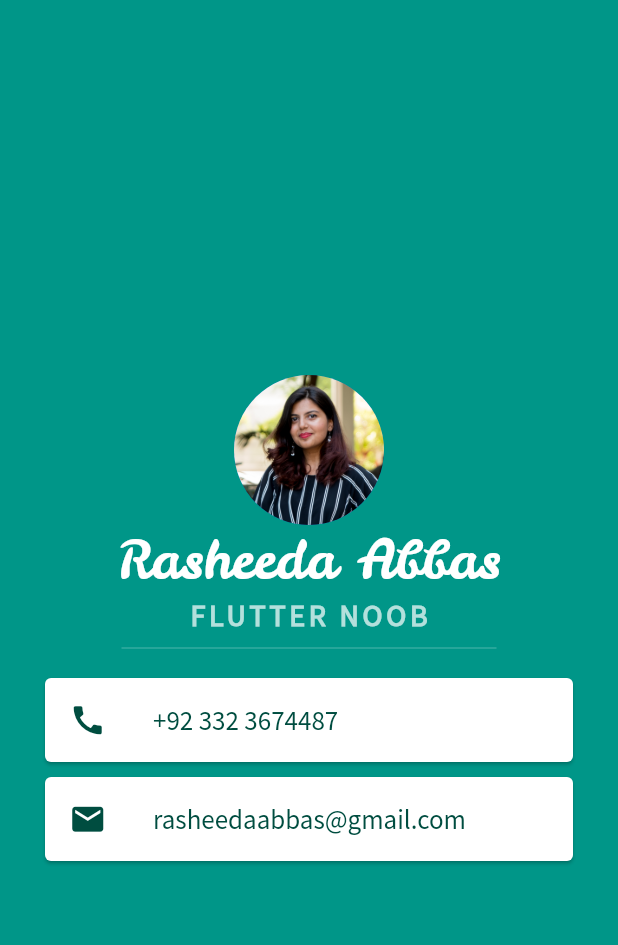
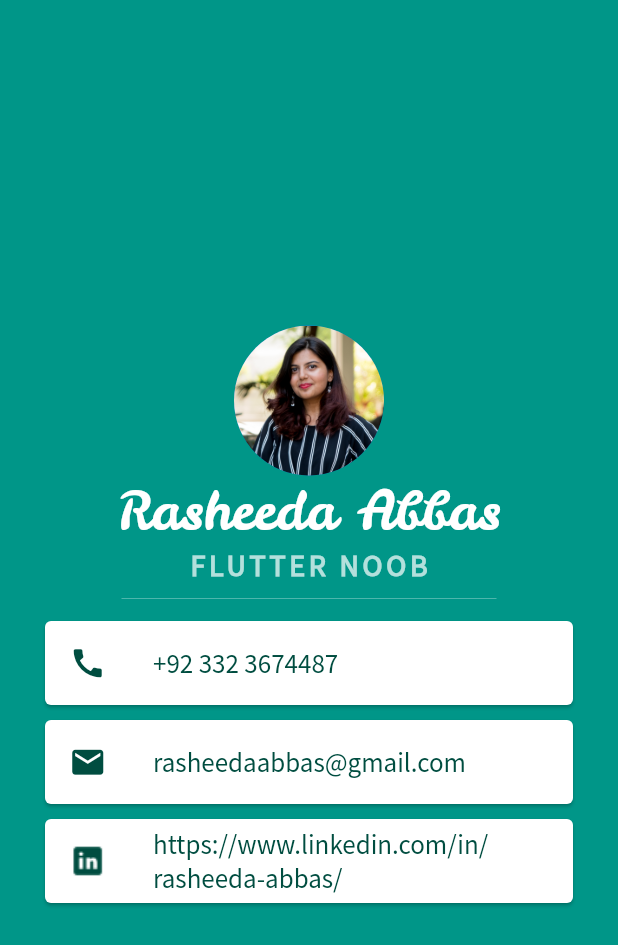
Before and after one commit to rasheeda5/App-MiCard, a Flutter app: the screen it shows after launch, on a phone screen of 412 x 824 dp. Shown: the top 945 px of the screen. Run offline on Flutter 3.47's test engine with Material 2 defaults, Android fonts, the phone set to English and light mode, and no system bars.

Commit message:
added linkedin details and finalized details

```diff
--- a/lib/main.dart
+++ b/lib/main.dart
@@ -47,7 +47,7 @@ class MyApp extends StatelessWidget {
                 ),
                 Card(
                   margin: EdgeInsets.symmetric(
-                    vertical: 10.0,
+                    vertical: 5.0,
                     horizontal: 30.0,
                   ),
                   child: ListTile(
@@ -67,7 +67,7 @@ class MyApp extends StatelessWidget {
                 ),
                 Card(
                   margin: EdgeInsets.symmetric(
-                    vertical: 0,
+                    vertical: 5.0,
                     horizontal: 30.0,
                   ),
                   child: ListTile(
@@ -85,6 +85,24 @@ class MyApp extends StatelessWidget {
                     ),
                   ),
                 ),
+                Card(
+                  margin: EdgeInsets.symmetric(
+                    vertical: 5.0,
+                    horizontal: 30.0,
+                  ),
+                  child: ListTile(
+                    leading: Image(
+                      image: AssetImage('images/linkedin.png'),
+                    ),
+                    title: Text(
+                      'https://www.linkedin.com/in/rasheeda-abbas/',
+                      style: TextStyle(
+                          fontFamily: 'SourceSans',
+                          color: Colors.teal[900],
+                          fontSize: 18.0),
+                    ),
+                  ),
+                ),
               ],
             ),
           ),
```
Also changed, not shown: images/linkedin.png (added).
